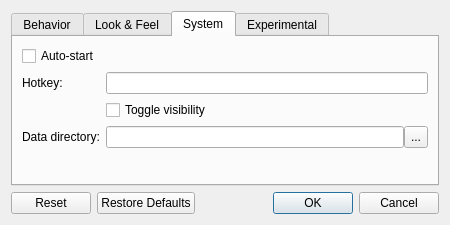
Above: src/ui/settingsdialog.ui from medo64/QText before the change. Below: the same form after it.
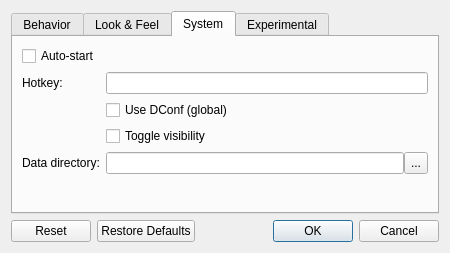
That is the form after the change. The open tabs and pages were chosen to show the change. Custom widgets are drawn as their Qt base class.

Commit message: Added support for DConf hotkey

```diff
--- a/src/ui/settingsdialog.ui
+++ b/src/ui/settingsdialog.ui
@@ -7,7 +7,7 @@
     <x>0</x>
     <y>0</y>
     <width>450</width>
-    <height>225</height>
+    <height>253</height>
    </rect>
   </property>
   <property name="windowTitle">
@@ -149,7 +149,38 @@
        </item>
        <item>
         <layout class="QGridLayout" name="gridSystem">
+         <item row="0" column="0">
+          <widget class="QLabel" name="labelHotkey">
+           <property name="text">
+            <string>Hotkey:</string>
+           </property>
+          </widget>
+         </item>
+         <item row="0" column="1">
+          <widget class="HotkeyEdit" name="editHotkey"/>
+         </item>
+         <item row="1" column="1">
+          <widget class="QCheckBox" name="checkboxHotkeyUseDConf">
+           <property name="text">
+            <string>Use DConf (global)</string>
+           </property>
+          </widget>
+         </item>
          <item row="2" column="1">
+          <widget class="QCheckBox" name="checkboxHotkeyTogglesVisibility">
+           <property name="text">
+            <string>Toggle visibility</string>
+           </property>
+          </widget>
+         </item>
+         <item row="3" column="0">
+          <widget class="QLabel" name="labelDataPath">
+           <property name="text">
+            <string>Data directory:</string>
+           </property>
+          </widget>
+         </item>
+         <item row="3" column="1">
           <layout class="QHBoxLayout" name="horizontalLayout_2">
            <property name="spacing">
             <number>0</number>
@@ -176,30 +207,6 @@
            </item>
           </layout>
          </item>
-         <item row="0" column="1">
-          <widget class="HotkeyEdit" name="editHotkey"/>
-         </item>
-         <item row="2" column="0">
-          <widget class="QLabel" name="labelDataPath">
-           <property name="text">
-            <string>Data directory:</string>
-           </property>
-          </widget>
-         </item>
-         <item row="0" column="0">
-          <widget class="QLabel" name="labelHotkey">
-           <property name="text">
-            <string>Hotkey:</string>
-           </property>
-          </widget>
-         </item>
-         <item row="1" column="1">
-          <widget class="QCheckBox" name="checkboxHotkeyTogglesVisibility">
-           <property name="text">
-            <string>Toggle visibility</string>
-           </property>
-          </widget>
-         </item>
         </layout>
        </item>
        <item>
```
Left out of the diff: 10 changed lines with no effect on the pictures. The commit also changes 11 other files.
